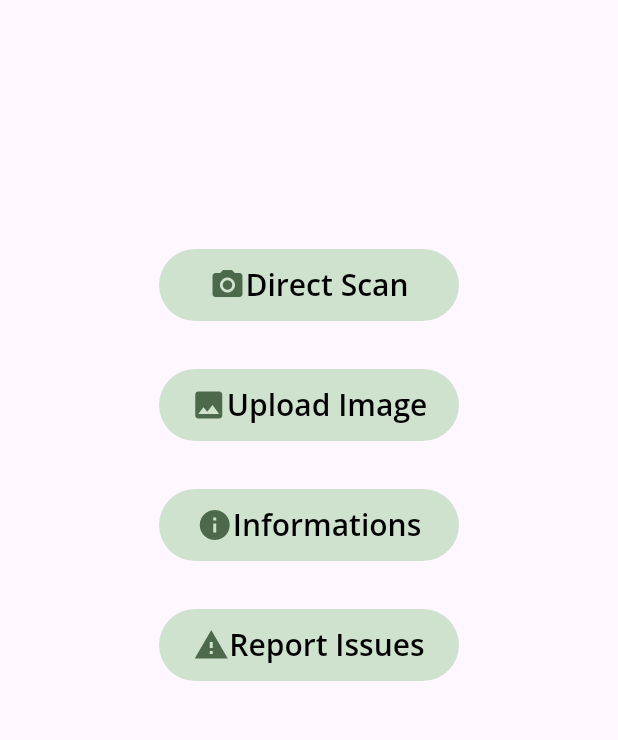
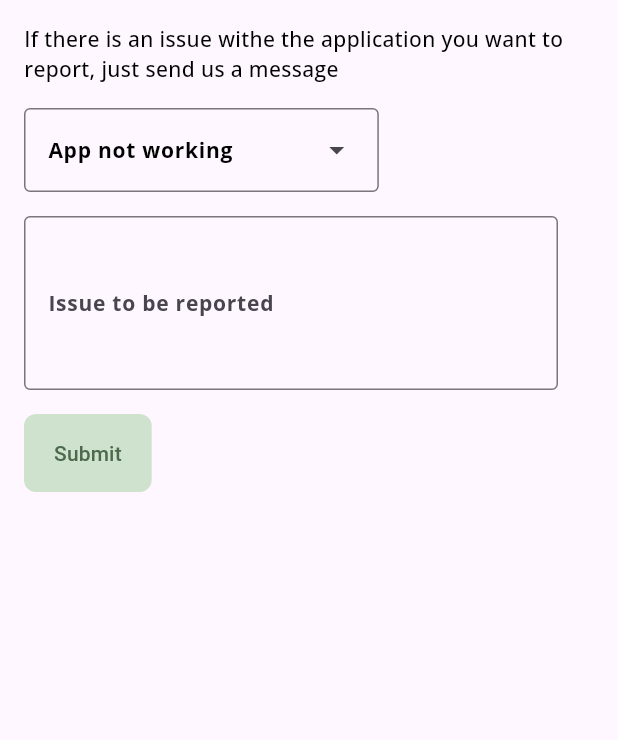
Before and after one commit to dagmaros27/Bunna-app, a Flutter app: the Home screen opened directly, after a tap on "Report Issues", on a phone screen of 412 x 824 dp, the part 84-824 px from its top. Run offline on Flutter 3.47's test engine with Material 3 defaults, Android fonts, the light colour scheme and no system bars; our stand-ins replace firebase_auth, firebase_core, google_fonts, percent_indicator; missing offline and left inert: country_flags; accounts and stored records are empty.

Commit message:
information and report page added

```diff
--- /dev/null
+++ b/lib/components/report/report.dart
@@ -0,0 +1,84 @@
+import 'package:flutter/material.dart';
+
+class Report extends StatefulWidget {
+  const Report({super.key});
+
+  @override
+  State<Report> createState() => _ReportState();
+}
+
+class _ReportState extends State<Report> {
+  @override
+  Widget build(BuildContext context) {
+    String? reportSubject;
+    final reportTextController = TextEditingController();
+
+    return Scaffold(
+      appBar: AppBar(
+        title: Center(
+            child: Text(
+          "CODICAP",
+          style: Theme.of(context).textTheme.titleLarge,
+        )),
+      ),
+      body: Padding(
+        padding: const EdgeInsets.all(16.0),
+        child: Column(
+          crossAxisAlignment: CrossAxisAlignment.start,
+          children: [
+            const Text(
+                "If there is an issue withe the application you want to report, just send us a message"),
+            const SizedBox(height: 16),
+            DropdownMenu<String>(
+              hintText: "Subject",
+              initialSelection: 'App not working',
+              onSelected: (String? newValue) {
+                setState(() {
+                  reportSubject = newValue;
+                });
+              },
+              dropdownMenuEntries: <String>[
+                'App not working',
+                'Result is inconsistent',
+                'Result not shown',
+                'Network error',
+                'Other issue'
+              ].map<DropdownMenuEntry<String>>((String value) {
+                return DropdownMenuEntry<String>(
+                  value: value,
+                  label: (value),
+                );
+              }).toList(),
+            ),
+            const SizedBox(height: 16),
+            Padding(
+              padding: const EdgeInsets.only(right: 24),
+              child: TextField(
+                  minLines: 4,
+                  maxLines: 8,
+                  controller: reportTextController,
+                  decoration: const InputDecoration(
+                    border: OutlineInputBorder(),
+                    labelText: "Issue to be reported",
+                  )),
+            ),
+            const SizedBox(height: 16),
+            TextButton(
+                style: ButtonStyle(
+                  shape: MaterialStateProperty.all<RoundedRectangleBorder>(
+                    RoundedRectangleBorder(
+                      borderRadius: BorderRadius.circular(8),
+                    ),
+                  ),
+                ),
+                onPressed: () {},
+                child: const Padding(
+                  padding: EdgeInsets.all(8.0),
+                  child: Text("Submit"),
+                )),
+          ],
+        ),
+      ),
+    );
+  }
+}
--- a/lib/main.dart
+++ b/lib/main.dart
@@ -1,3 +1,4 @@
+import "package:bunnaapp/components/home/home.dart";
 import "package:firebase_core/firebase_core.dart";
 import "package:flutter/material.dart";
 import "package:bunnaapp/components/signin/sign_in.dart";
@@ -11,6 +12,10 @@ Future<void> main() async {
 
   runApp(const Bunna());
 }
+
+// void main() {
+//   runApp(const Bunna());
+// }
 
 class Bunna extends StatelessWidget {
   const Bunna({super.key});
--- a/pubspec.yaml
+++ b/pubspec.yaml
@@ -39,6 +39,7 @@ dependencies:
   country_flags: ^2.2.0
   firebase_auth: ^4.19.2
   google_fonts: ^6.2.1
+  image_picker: ^1.1.1
 
 dev_dependencies:
   flutter_test:
```
Also changed, not shown: lib/components/home/home.dart (+20 -3 lines), lib/components/information/informations.dart (added, +18 -0 lines), pubspec.lock, 5 other files.
